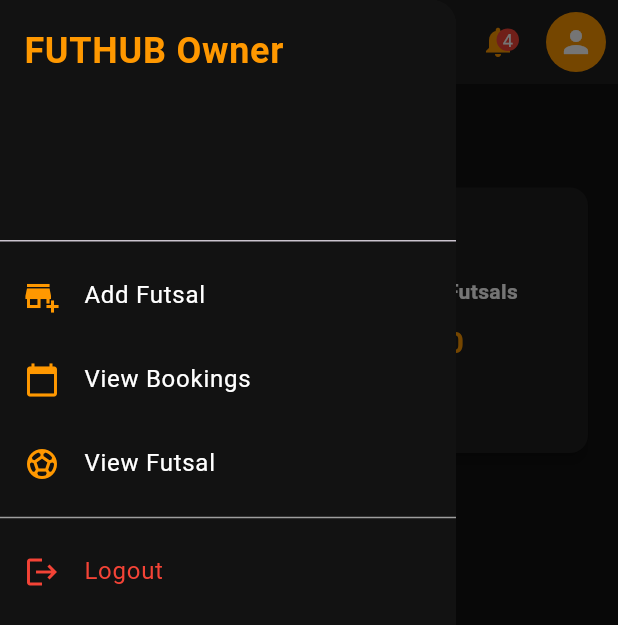
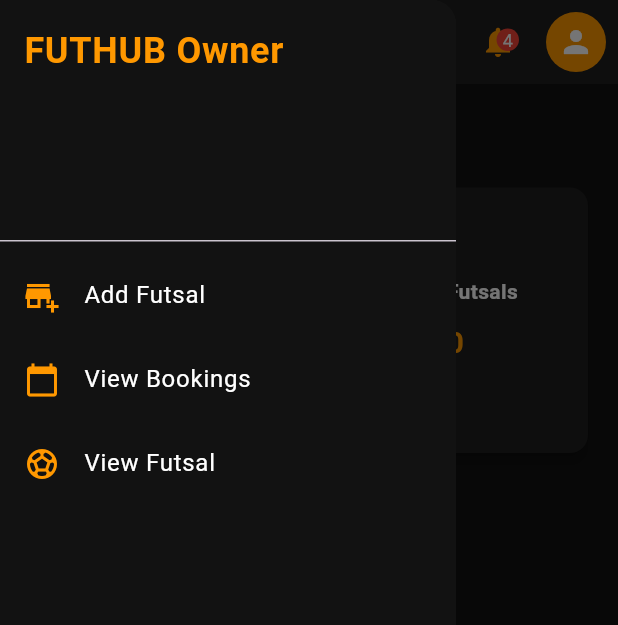
Before and after one commit to Susaan9shrestha/futhub2-final, a Flutter app: the FutsalOwnerDashboard screen opened by its route, with the side drawer open, on a phone screen of 412 x 824 dp. Shown: the top 625 px of the screen. Run offline on Flutter 3.47's test engine with Material 3 defaults, Android fonts, the phone set to English and light mode, and no system bars; our stand-ins replace image_picker, shared_preferences; missing offline and left inert: khalti, khalti_flutter; accounts and stored records are empty; network calls fail; key blocks and very long unbroken strings in the code were emptied for the run.

Commit message:
changes in ui

```diff
--- a/frontend/lib/screens/admin/admin_dashboard.dart
+++ b/frontend/lib/screens/admin/admin_dashboard.dart
@@ -232,12 +232,12 @@
               );
             },
           ),
-          const Divider(color: Colors.grey),
-          ListTile(
-            leading: const Icon(Icons.logout, color: Colors.red),
-            title: const Text('Logout', style: TextStyle(color: Colors.red)),
-            onTap: onLogout,
-          ),
+          // const Divider(color: Colors.grey),
+          // ListTile(
+          //   leading: const Icon(Icons.logout, color: Colors.red),
+          //   title: const Text('Logout', style: TextStyle(color: Colors.red)),
+          //   onTap: onLogout,
+          // ),
         ],
       ),
     );
--- a/frontend/lib/screens/futsal/futsal_owner_dashboard.dart
+++ b/frontend/lib/screens/futsal/futsal_owner_dashboard.dart
@@ -194,16 +194,16 @@
                 );
               },
             ),
-            const Divider(color: Colors.grey),
-            ListTile(
-              leading: const Icon(Icons.logout, color: Colors.red),
-              title: const Text('Logout', style: TextStyle(color: Colors.red)),
-              onTap: () async {
-                final prefs = await SharedPreferences.getInstance();
-                await prefs.clear();
-                Navigator.pushReplacementNamed(context, '/login');
-              },
-            ),
+            // const Divider(color: Colors.grey),
+            // ListTile(
+            //   leading: const Icon(Icons.logout, color: Colors.red),
+            //   title: const Text('Logout', style: TextStyle(color: Colors.red)),
+            //   onTap: () async {
+            //     final prefs = await SharedPreferences.getInstance();
+            //     await prefs.clear();
+            //     Navigator.pushReplacementNamed(context, '/login');
+            //   },
+            // ),
           ],
         ),
       ),
--- a/frontend/lib/screens/player/player_home_page.dart
+++ b/frontend/lib/screens/player/player_home_page.dart
@@ -90,7 +90,8 @@
           GestureDetector(
             onTap: () => Navigator.push(
               context,
-              MaterialPageRoute(builder: (context) => const PlayerProfilePage()),
+              MaterialPageRoute(
+                  builder: (context) => const PlayerProfilePage()),
             ),
             child: const Padding(
               padding: EdgeInsets.all(8.0),
@@ -225,7 +226,8 @@
   final Function(Widget) onPageSelected;
   final VoidCallback onLogout;
 
-  const SideMenu({super.key, required this.onPageSelected, required this.onLogout});
+  const SideMenu(
+      {super.key, required this.onPageSelected, required this.onLogout});
 
   @override
   Widget build(BuildContext context) {
@@ -254,12 +256,12 @@
                 style: TextStyle(color: Colors.white)),
             onTap: () => onPageSelected(BookingHistoryPage()),
           ),
-          const Divider(color: Colors.grey),
-          ListTile(
-            leading: const Icon(Icons.logout, color: Colors.red),
-            title: const Text('Logout', style: TextStyle(color: Colors.red)),
-            onTap: onLogout,
-          ),
+          // const Divider(color: Colors.grey),
+          // ListTile(
+          //   leading: const Icon(Icons.logout, color: Colors.red),
+          //   title: const Text('Logout', style: TextStyle(color: Colors.red)),
+          //   onTap: onLogout,
+          // ),
         ],
       ),
     );
@@ -336,7 +338,8 @@
       appBar: AppBar(
         title: const Text(
           'Booking History',
-          style: TextStyle(color: Colors.white, fontWeight: FontWeight.bold, fontSize: 22),
+          style: TextStyle(
+              color: Colors.white, fontWeight: FontWeight.bold, fontSize: 22),
         ),
         backgroundColor: Colors.black,
         iconTheme: const IconThemeData(color: Colors.white),
@@ -387,28 +390,44 @@
                         columns: const [
                           DataColumn(
                               label: Text('ID',
-                                  style: TextStyle(color: Colors.white, fontWeight: FontWeight.bold))),
+                                  style: TextStyle(
+                                      color: Colors.white,
+                                      fontWeight: FontWeight.bold))),
                           DataColumn(
                               label: Text('Futsal Name',
-                                  style: TextStyle(color: Colors.white, fontWeight: FontWeight.bold))),
+                                  style: TextStyle(
+                                      color: Colors.white,
+                                      fontWeight: FontWeight.bold))),
                           DataColumn(
                               label: Text('User Name',
-                                  style: TextStyle(color: Colors.white, fontWeight: FontWeight.bold))),
+                                  style: TextStyle(
+                                      color: Colors.white,
+                                      fontWeight: FontWeight.bold))),
                           DataColumn(
                               label: Text('User Email',
-                                  style: TextStyle(color: Colors.white, fontWeight: FontWeight.bold))),
+                                  style: TextStyle(
+                                      color: Colors.white,
+                                      fontWeight: FontWeight.bold))),
                           DataColumn(
                               label: Text('Date',
-                                  style: TextStyle(color: Colors.white, fontWeight: FontWeight.bold))),
+                                  style: TextStyle(
+                                      color: Colors.white,
+                                      fontWeight: FontWeight.bold))),
                           DataColumn(
                               label: Text('Time Slot',
-                                  style: TextStyle(color: Colors.white, fontWeight: FontWeight.bold))),
+                                  style: TextStyle(
+                                      color: Colors.white,
+                                      fontWeight: FontWeight.bold))),
                           DataColumn(
                               label: Text('Payment Method',
-                                  style: TextStyle(color: Colors.white, fontWeight: FontWeight.bold))),
+                                  style: TextStyle(
+                                      color: Colors.white,
+                                      fontWeight: FontWeight.bold))),
                           DataColumn(
                               label: Text('Status',
-                                  style: TextStyle(color: Colors.white, fontWeight: FontWeight.bold))),
+                                  style: TextStyle(
+                                      color: Colors.white,
+                                      fontWeight: FontWeight.bold))),
                         ],
                         rows: bookings.map((booking) {
                           return DataRow(
@@ -416,13 +435,15 @@
                               DataCell(Text(booking['_id']?.toString() ?? 'N/A',
                                   style: const TextStyle(color: Colors.white))),
                               DataCell(Text(
-                                  booking['futsalId']?['name']?.toString() ?? 'N/A',
+                                  booking['futsalId']?['name']?.toString() ??
+                                      'N/A',
                                   style: const TextStyle(color: Colors.white))),
                               DataCell(Text(
                                   booking['user']?['name']?.toString() ?? 'N/A',
                                   style: const TextStyle(color: Colors.white))),
                               DataCell(Text(
-                                  booking['user']?['email']?.toString() ?? 'N/A',
+                                  booking['user']?['email']?.toString() ??
+                                      'N/A',
                                   style: const TextStyle(color: Colors.white))),
                               DataCell(Text(booking['bookingDate'] ?? 'N/A',
                                   style: const TextStyle(color: Colors.white))),
@@ -441,5 +462,4 @@
                 ),
     );
   }
-
 }
```
